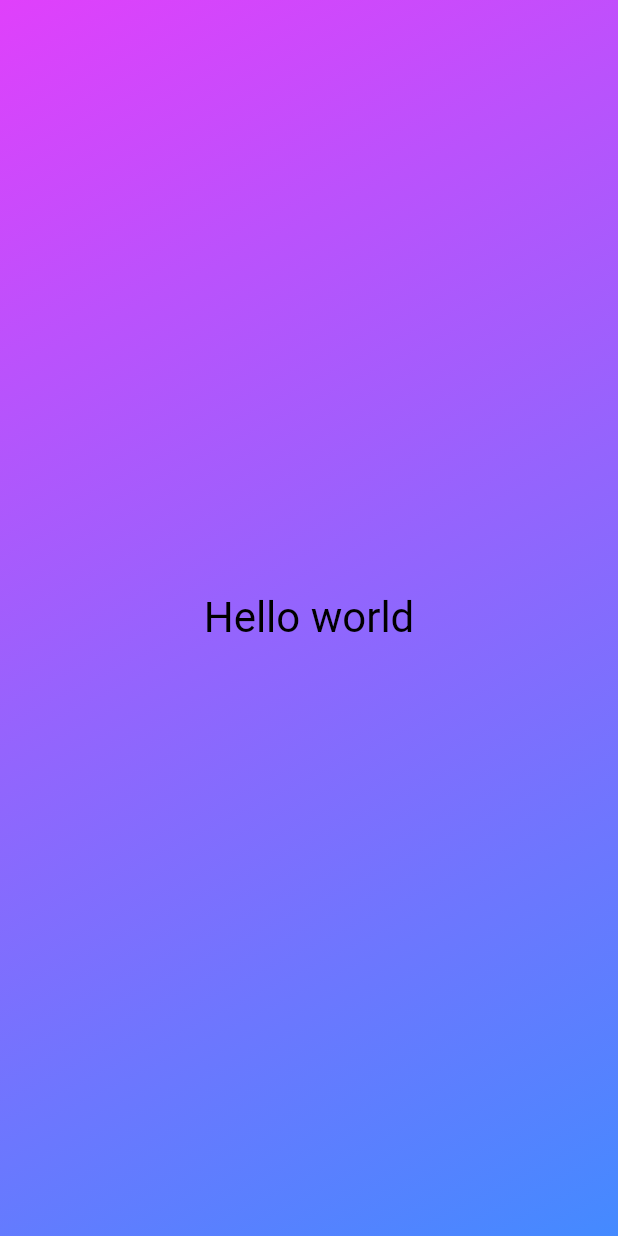
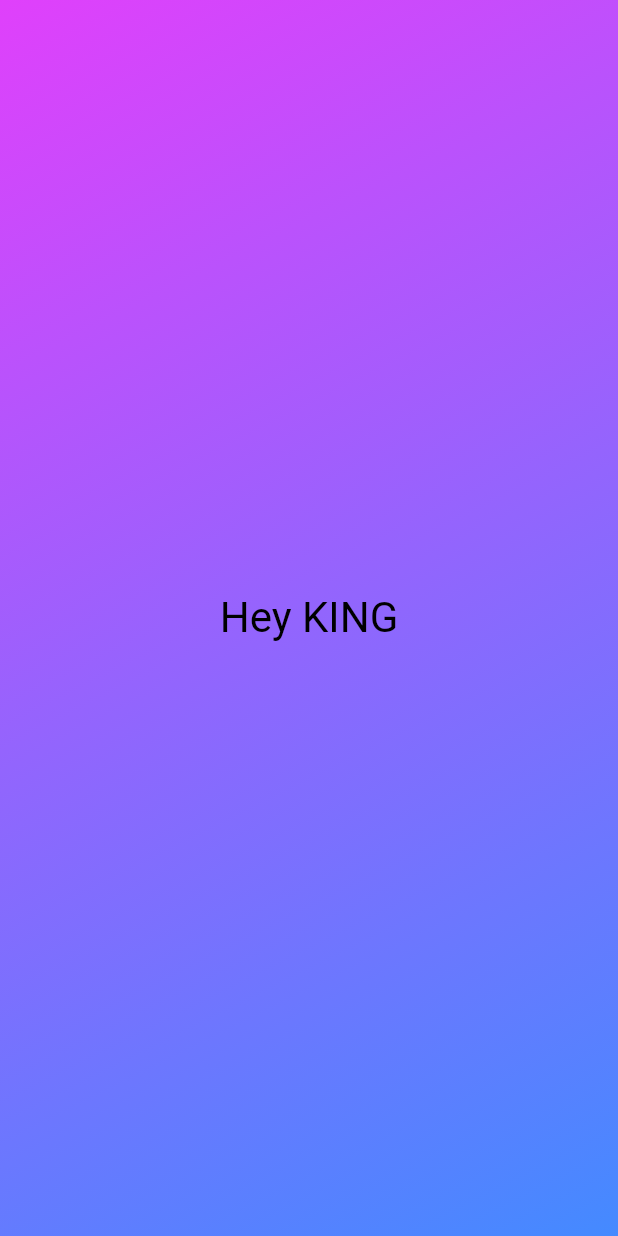
Before and after one commit to Ankitduvedi/DiceFlutter, a Flutter app: the screen it shows after launch, on a phone screen of 412 x 824 dp. Run offline on Flutter 3.47's test engine with Material 2 defaults, Android fonts, the phone set to English and light mode, and no system bars.

Commit message:
split file

```diff
--- a/lib/gradient_container.dart
+++ b/lib/gradient_container.dart
@@ -1,4 +1,5 @@
 import 'package:flutter/material.dart';
+import 'package:app/styled_text.dart';
 class GradientContainer extends StatelessWidget {
   const GradientContainer({super.key});
   @override
@@ -16,10 +17,7 @@ class GradientContainer extends StatelessWidget {
             ),
           ),
           child: const Center(
-            child: Text('Hello world', style: TextStyle(
-              color: Colors.black,
-              fontSize: 28,
-            ),),
+            child:StyledText(),
 
           ),
         );
--- /dev/null
+++ b/lib/styled_text.dart
@@ -0,0 +1,14 @@
+import 'package:flutter/material.dart';
+import 'package:app/gradient_container.dart';
+
+
+class StyledText extends StatelessWidget {
+  const StyledText({super.key});
+  @override
+  Widget build(context){
+    return const Text('Hey KING', style: TextStyle(
+              color: Colors.black,
+              fontSize: 28,
+            ),);
+  }
+}
```
